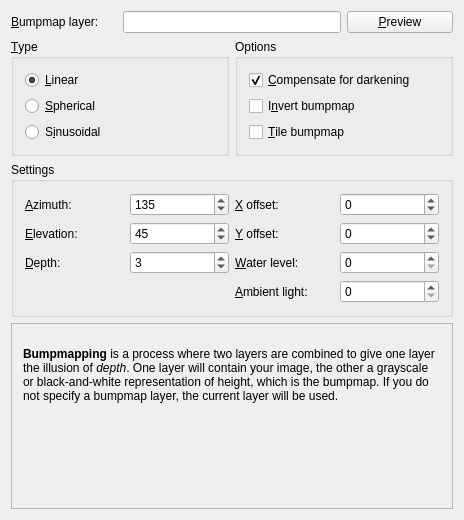
Qt form krita/plugins/filters/bumpmap/wdgbumpmap.ui (KDE/krita) before a commit.
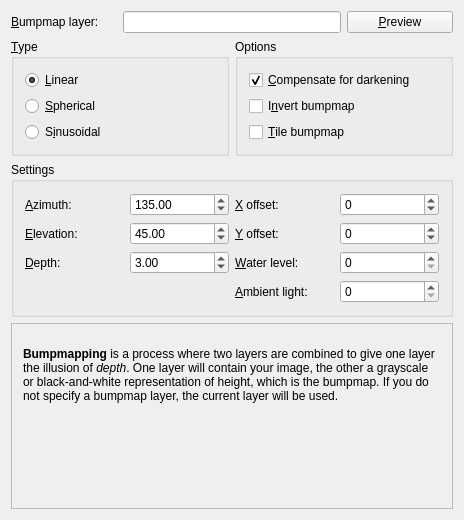
The same form after that commit. Custom widgets are drawn as their Qt base class.

Patch:
```diff
--- a/krita/plugins/filters/bumpmap/wdgbumpmap.ui
+++ b/krita/plugins/filters/bumpmap/wdgbumpmap.ui
@@ -94,7 +94,7 @@
        <number>6</number>
       </property>
       <item row="1" column="1" >
-       <widget class="KDoubleSpinBox" name="dblElevation" >
+       <widget class="QDoubleSpinBox" name="dblElevation" >
         <property name="value" >
          <number>45</number>
         </property>
@@ -127,7 +127,7 @@
        </widget>
       </item>
       <item row="2" column="1" >
-       <widget class="KDoubleSpinBox" name="dblDepth" >
+       <widget class="QDoubleSpinBox" name="dblDepth" >
         <property name="value" >
          <number>3</number>
         </property>
@@ -218,7 +218,7 @@
        </widget>
       </item>
       <item row="0" column="1" >
-       <widget class="KDoubleSpinBox" name="dblAzimuth" >
+       <widget class="QDoubleSpinBox" name="dblAzimuth" >
 	       <property name="maximum">
 		       <number>360</number>
 	       </property>
```
Left out of the diff: 2 changed lines with no effect on the pictures.
